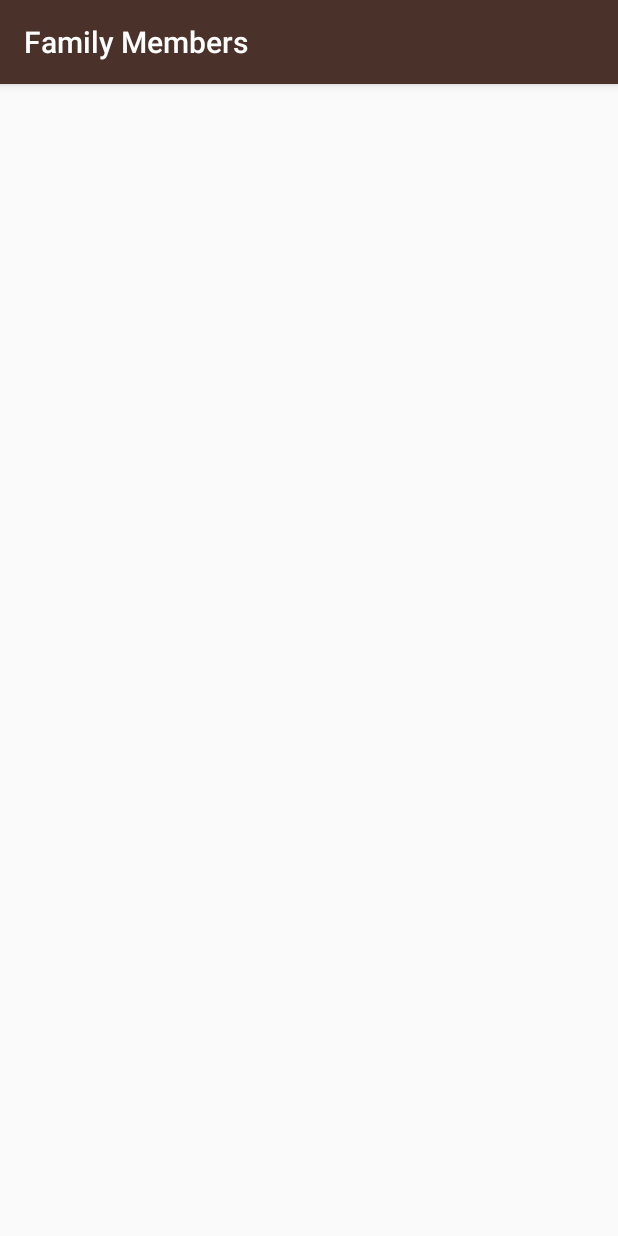
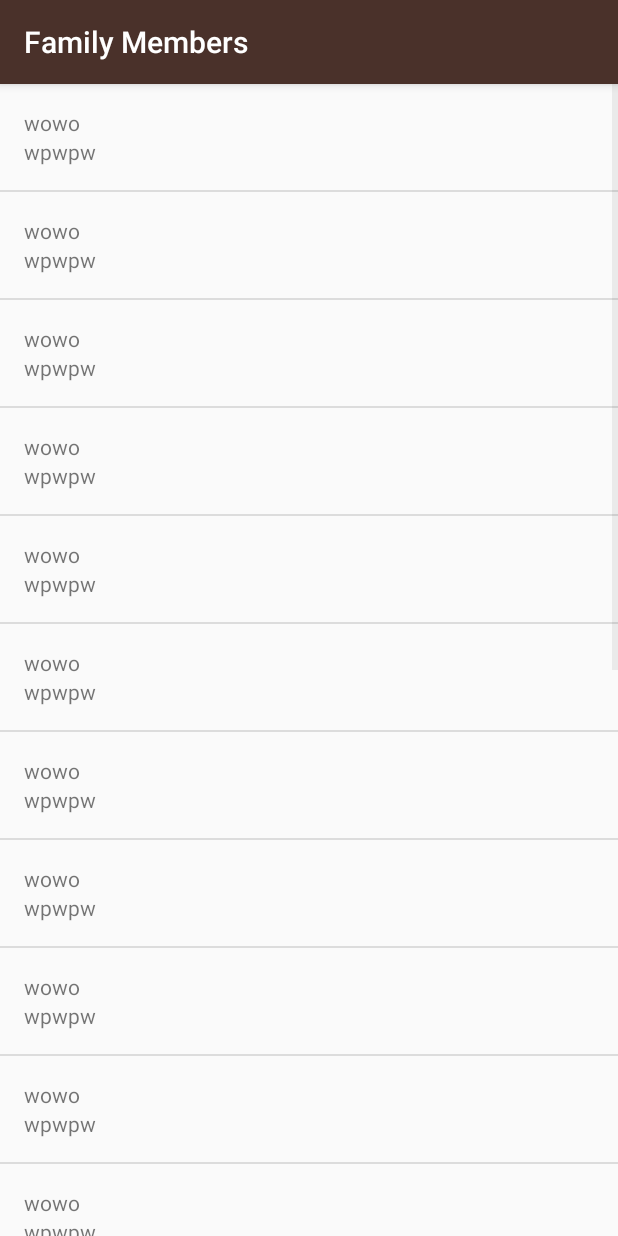
Before and after one commit to fallbrawl/ud839_, an Android app: the FamilyActivity screen opened directly, with no data from a screen before it, on a phone screen of 412 x 824 dp. Run offline under Robolectric (Android 15) with nearby library versions, the phone set to English and light mode, and no system bars.

Commit message:
finished lesson 2

```diff
--- a/app/src/main/java/com/example/android/miwok/FamilyActivity.java
+++ b/app/src/main/java/com/example/android/miwok/FamilyActivity.java
@@ -2,12 +2,44 @@ package com.example.android.miwok;
 
 import android.support.v7.app.AppCompatActivity;
 import android.os.Bundle;
+import android.widget.ListView;
+
+import java.util.ArrayList;
 
 public class FamilyActivity extends AppCompatActivity {
 
     @Override
     protected void onCreate(Bundle savedInstanceState) {
         super.onCreate(savedInstanceState);
-        setContentView(R.layout.activity_family);
+        setContentView(R.layout.words_list);
+
+        ArrayList<Word> words = new ArrayList<>();
+
+        words.add(new Word("wowo","wpwpw"));
+        words.add(new Word("wowo","wpwpw"));
+        words.add(new Word("wowo","wpwpw"));
+        words.add(new Word("wowo","wpwpw"));
+        words.add(new Word("wowo","wpwpw"));
+        words.add(new Word("wowo","wpwpw"));
+        words.add(new Word("wowo","wpwpw"));
+        words.add(new Word("wowo","wpwpw"));
+        words.add(new Word("wowo","wpwpw"));
+        words.add(new Word("wowo","wpwpw"));
+        words.add(new Word("wowo","wpwpw"));
+        words.add(new Word("wowo","wpwpw"));
+        words.add(new Word("wowo","wpwpw"));
+        words.add(new Word("wowo","wpwpw"));
+        words.add(new Word("wowo","wpwpw"));
+        words.add(new Word("wowo","wpwpw"));
+        words.add(new Word("wowo","wpwpw"));
+        words.add(new Word("wowo","wpwpw"));
+        words.add(new Word("wowo","wpwpw"));
+        words.add(new Word("wowo","wpwpw"));
+        words.add(new Word("wowo","wpwpw"));
+
+        WordAdapter wordsNumbersAdapter = new WordAdapter(this, words);
+
+        ListView listView = (ListView) findViewById(R.id.list_view_numbers);
+        listView.setAdapter(wordsNumbersAdapter);
     }
 }
--- a/app/src/main/res/layout/activity_family.xml
+++ /dev/null
@@ -1,12 +0,0 @@
-<?xml version="1.0" encoding="utf-8"?>
-<RelativeLayout xmlns:android="http://schemas.android.com/apk/res/android"
-    xmlns:tools="http://schemas.android.com/tools"
-    android:layout_width="match_parent"
-    android:layout_height="match_parent"
-    android:paddingBottom="@dimen/activity_vertical_margin"
-    android:paddingLeft="@dimen/activity_horizontal_margin"
-    android:paddingRight="@dimen/activity_horizontal_margin"
-    android:paddingTop="@dimen/activity_vertical_margin"
-    tools:context="com.example.android.miwok.FamilyActivity">
-
-</RelativeLayout>
--- a/app/src/main/res/layout/activity_phrases.xml
+++ /dev/null
@@ -1,6 +0,0 @@
-<?xml version="1.0" encoding="utf-8"?>
-    <ListView
-        xmlns:android="http://schemas.android.com/apk/res/android"
-        android:layout_width="match_parent"
-        android:layout_height="wrap_content"
-        android:id="@+id/list_view_phrases"></ListView>
--- a/app/src/main/res/layout/list_item.xml
+++ b/app/src/main/res/layout/list_item.xml
@@ -4,8 +4,7 @@
     android:orientation="vertical"
     android:layout_width="match_parent"
     android:layout_height="match_parent"
-    android:layout_marginTop="16dp"
-    android:paddingLeft="16dp">
+    android:padding="16dp">
 
     <TextView
         android:layout_width="match_parent"
--- a/app/src/main/res/layout/activity_numbers.xml
+++ b/app/src/main/res/layout/words_list.xml
@@ -2,7 +2,7 @@
 <ListView
     xmlns:android="http://schemas.android.com/apk/res/android"
     android:layout_width="match_parent"
-    android:layout_height="wrap_content"
+    android:layout_height="match_parent"
     android:id="@+id/list_view_numbers">
 
 </ListView>
```
Also changed, not shown: app/src/main/java/com/example/android/miwok/ColorsActivity.java (+33 -1 lines), app/src/main/java/com/example/android/miwok/NumbersActivity.java (+15 -1 lines), app/src/main/java/com/example/android/miwok/PhrasesActivity.java (+33 -1 lines), app/src/main/res/layout/activity_colors.xml (deleted, +0 -12 lines).
